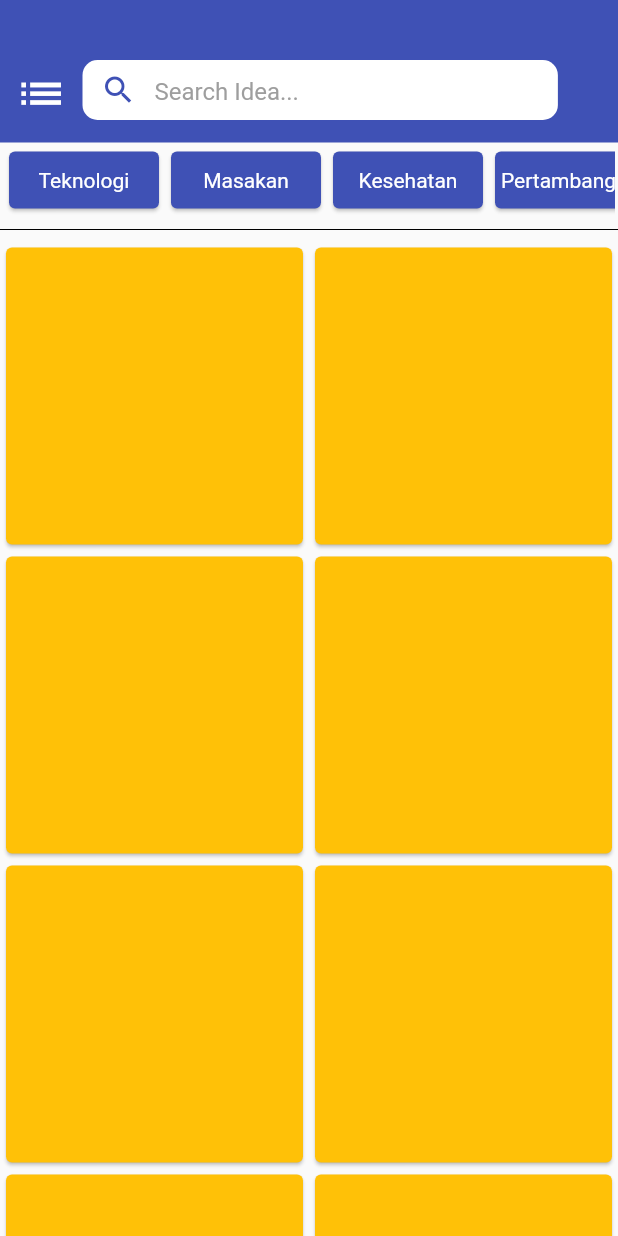
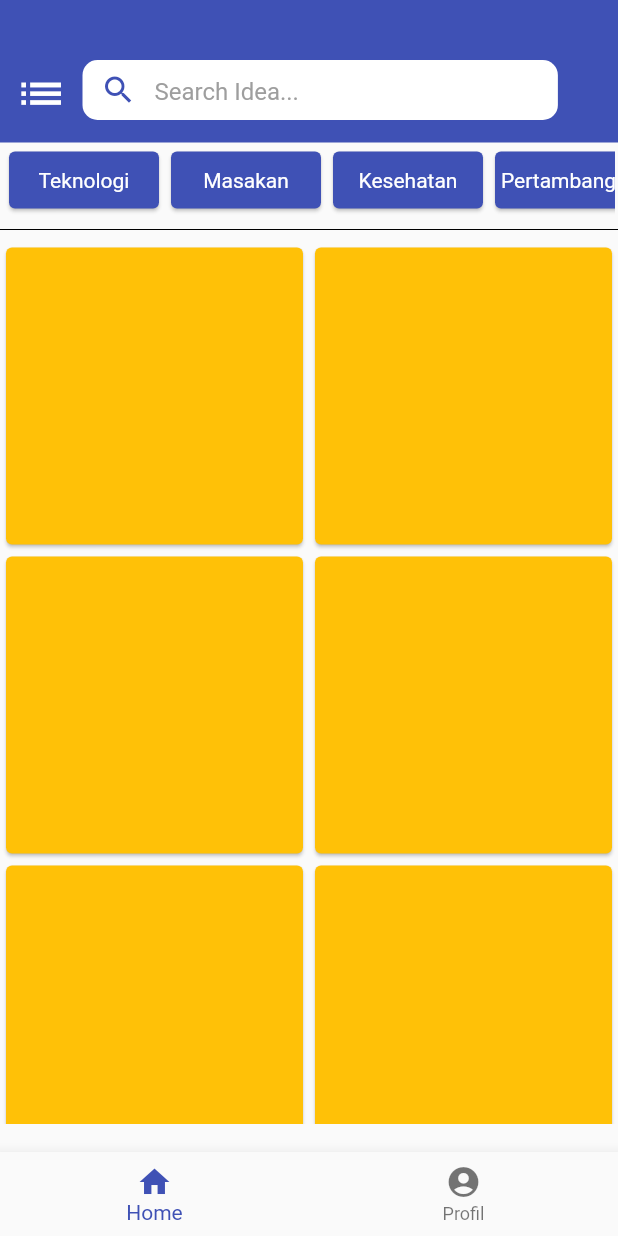
Before and after one commit to AldoReghan/IDEAShare, a Flutter app: the screen it shows after launch, on a phone screen of 412 x 824 dp. Run offline on Flutter 3.47's test engine with Material 2 defaults, Android fonts, the phone set to English and light mode, and no system bars.

Commit message:
update drawer menu

```diff
--- a/lib/pages/home.dart
+++ b/lib/pages/home.dart
@@ -38,10 +38,26 @@ class _HomeState extends State<Home> {
                 ),
                 SizedBox(height: 5,),
                 Text("Aldo Reghan Ramadhan", style: TextStyle(color: Colors.white, fontWeight: FontWeight.bold, fontSize: 16),),
-                Text("Programmer", style: TextStyle(color: Colors.white),)
+                Text("aldoreghan@gmail.com", style: TextStyle(color: Colors.white),)
               ],
             ),
-          )
+          ),
+          ListTile(
+            title: Text("Buat Ide", style: TextStyle(color: Colors.indigo),),
+            leading: Icon(Icons.lightbulb, color: Colors.indigo),
+          ),
+          ListTile(
+            title: Text("Lihat Ide", style: TextStyle(color: Colors.indigo),),
+            leading: Icon(Icons.list, color: Colors.indigo),
+          ),
+          ListTile(
+            title: Text("Buat Ide", style: TextStyle(color: Colors.indigo),),
+            leading: Icon(Icons.lightbulb, color: Colors.indigo),
+          ),
+          ListTile(
+            title: Text("Profil", style: TextStyle(color: Colors.indigo),),
+            leading: Icon(Icons.account_circle, color: Colors.indigo),
+          ),
         ],
       )
     );
@@ -152,7 +168,7 @@ class _HomeState extends State<Home> {
 
   gridViewItem() {
     return Container(
-        height: MediaQuery.of(context).size.height / 1.2,
+        height: MediaQuery.of(context).size.height / 1.4,
         child: GridView.count(
           padding: EdgeInsets.only(bottom: 5),
           shrinkWrap: true,
@@ -180,8 +196,22 @@ class _HomeState extends State<Home> {
           Divider(
             color: Colors.black,
           ),
-          gridViewItem()
+          gridViewItem(),
         ]),
+      ),
+      bottomNavigationBar: Container(
+        child: BottomNavigationBar(
+          fixedColor: Colors.indigo,
+          items: <BottomNavigationBarItem>[
+            BottomNavigationBarItem(
+              icon: Icon(Icons.home),
+              label: 'Home'
+            ),
+            BottomNavigationBarItem(
+              icon: Icon(Icons.account_circle),
+              label: 'Profil'
+            ),
+          ]),
       ),
     );
   }
```
